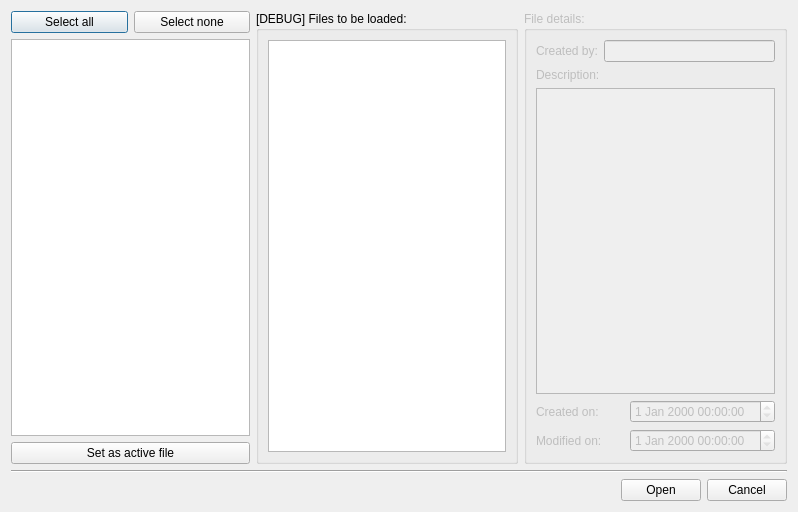
Qt form ui/FileDialog.ui (kstemp/TESviewer) before a commit.
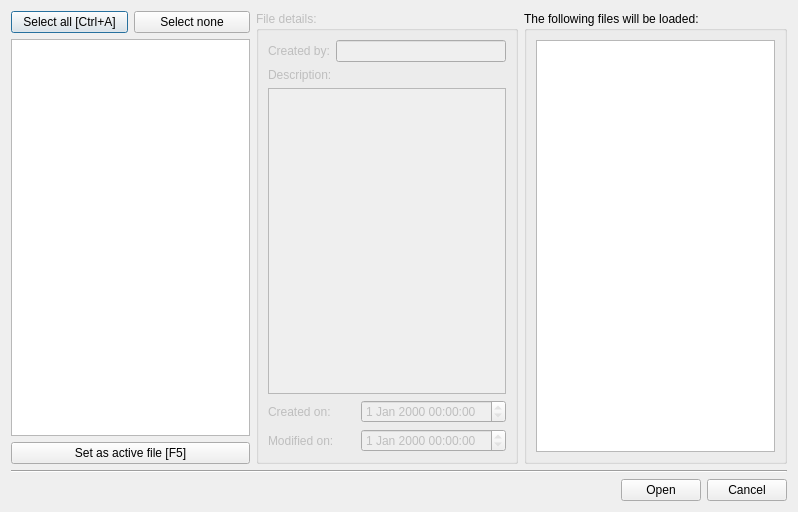
The same form after that commit.

The edit to the form file:
```diff
--- a/ui/FileDialog.ui
+++ b/ui/FileDialog.ui
@@ -26,7 +26,7 @@
          <item>
           <widget class="QPushButton" name="pushButton_2">
            <property name="text">
-            <string>Select all</string>
+            <string>Select all [Ctrl+A]</string>
            </property>
           </widget>
          </item>
@@ -63,24 +63,12 @@
        <item>
         <widget class="QPushButton" name="btnSetActive">
          <property name="text">
-          <string>Set as active file</string>
+          <string>Set as active file [F5]</string>
          </property>
         </widget>
        </item>
       </layout>
      </item>
-     <item>
-      <widget class="QGroupBox" name="groupBox_2">
-       <property name="title">
-        <string>[DEBUG] Files to be loaded:</string>
-       </property>
-       <layout class="QVBoxLayout" name="verticalLayout_8">
-        <item>
-         <widget class="QListWidget" name="lstLoaded"/>
-        </item>
-       </layout>
-      </widget>
-     </item>
      <item>
       <widget class="QGroupBox" name="groupBox">
        <property name="enabled">
@@ -172,6 +160,18 @@
        </layout>
       </widget>
      </item>
+     <item>
+      <widget class="QGroupBox" name="groupBox_2">
+       <property name="title">
+        <string>The following files will be loaded:</string>
+       </property>
+       <layout class="QVBoxLayout" name="verticalLayout_8">
+        <item>
+         <widget class="QListWidget" name="lstLoaded"/>
+        </item>
+       </layout>
+      </widget>
+     </item>
     </layout>
    </item>
    <item>
```
